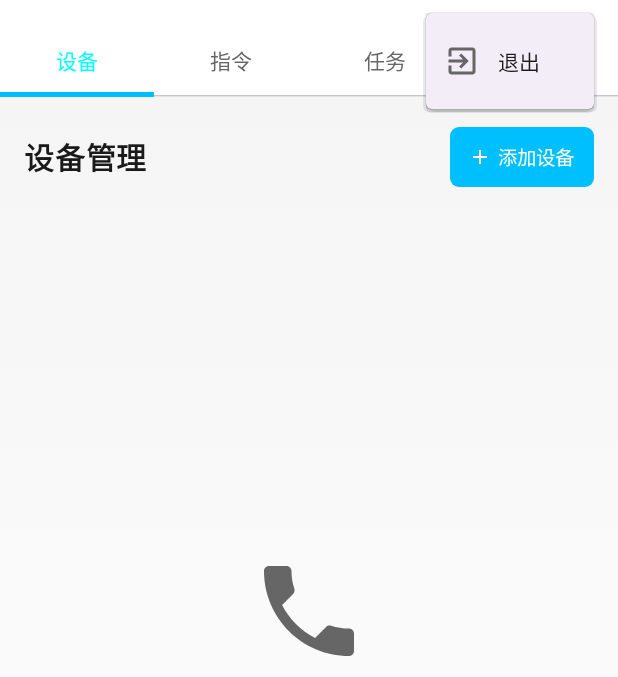
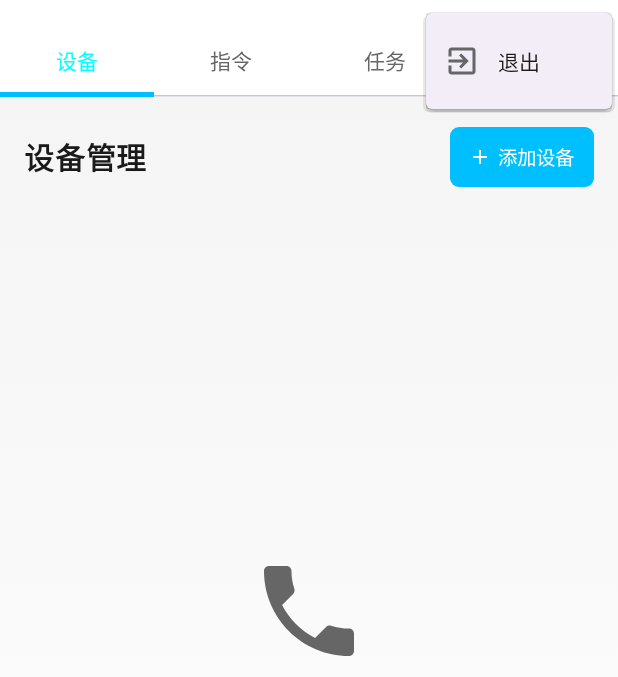
Before and after one commit to DeekeScript/GroupControlApp, an Android app built with Jetpack Compose: the composable MainScreen shown on its own in the app's theme, after a tap on "更多", on a phone screen of 412 x 824 dp, the part 71-748 px from its top. Run offline under Robolectric (Android 15) with nearby library versions, the phone set to English and light mode, and no system bars; our stand-ins replace Room's generated code; 1 statement that could not run was skipped.

Commit message:
退出登录

```diff
--- a/app/src/main/java/top/deeke/groupcontrol/ui/screens/MainScreen.kt
+++ b/app/src/main/java/top/deeke/groupcontrol/ui/screens/MainScreen.kt
@@ -1,6 +1,7 @@
 package top.deeke.groupcontrol.ui.screens
 
 import androidx.compose.foundation.background
+import androidx.compose.foundation.clickable
 import androidx.compose.foundation.isSystemInDarkTheme
 import androidx.compose.foundation.layout.*
 import androidx.compose.foundation.lazy.LazyColumn
@@ -15,6 +16,8 @@ import androidx.compose.ui.Modifier
 import androidx.compose.ui.graphics.Brush
 import androidx.compose.ui.graphics.Color
 import androidx.compose.ui.platform.LocalContext
+import androidx.compose.ui.platform.LocalDensity
+import androidx.compose.ui.layout.onGloballyPositioned
 import androidx.compose.ui.text.font.FontWeight
 import androidx.compose.ui.unit.dp
 import androidx.compose.ui.unit.sp
@@ -60,8 +63,19 @@ fun MainScreen(
             },
             actions = {
                 var expanded by remember { mutableStateOf(false) }
+                Box(
+                    modifier = Modifier.wrapContentSize(Alignment.TopEnd),
+                    contentAlignment = Alignment.TopEnd
+                ) {
+                    var anchorWidthPx by remember { mutableStateOf(0) }
+                    val density = LocalDensity.current
                     Row(
-                    verticalAlignment = Alignment.CenterVertically
+                        verticalAlignment = Alignment.CenterVertically,
+                        modifier = Modifier
+                            .clickable { expanded = true }
+                            .onGloballyPositioned { layoutCoordinates ->
+                                anchorWidthPx = layoutCoordinates.size.width
+                            }
                     ) {
                         Icon(
                             imageVector = Icons.Default.AccountCircle,
@@ -69,11 +83,13 @@ fun MainScreen(
                             tint = if (isDarkTheme) NeonBlue else NeonCyan
                         )
                         Spacer(modifier = Modifier.width(8.dp))
+                        // 安全的账号脱敏显示：中间4位用*，长度不足则原样
                         Text(
-                        text = if (username.isNotBlank()) username.substring(
-                            0,
-                            3
-                        ) + "****" + username.substring(7, 11) else "未登录",
+                            text = if (username.isNotBlank()) {
+                                if (username.length > 7) {
+                                    username.replaceRange(3, (username.length - 4).coerceAtLeast(3), "****")
+                                } else username
+                            } else "未登录",
                             color = textPrimaryColor,
                             fontSize = 14.sp
                         )
@@ -83,12 +99,21 @@ fun MainScreen(
                                 contentDescription = "更多"
                             )
                         }
+                    }
                     DropdownMenu(
                         expanded = expanded,
-                        onDismissRequest = { expanded = false }
+                        onDismissRequest = { expanded = false },
+                        modifier = Modifier
+                            .align(Alignment.TopEnd)
+                            .width(with(density) { anchorWidthPx.toDp() })
                     ) {
                         DropdownMenuItem(
-                            text = { Text("退出") },
+                            text = {
+                                Box(
+                                    modifier = Modifier.fillMaxWidth(),
+                                    contentAlignment = Alignment.CenterStart
+                                ) { Text("退出") }
+                            },
                             onClick = {
                                 expanded = false
                                 onLogout()
```
Lines whose indentation alone changed are shown as unchanged.
